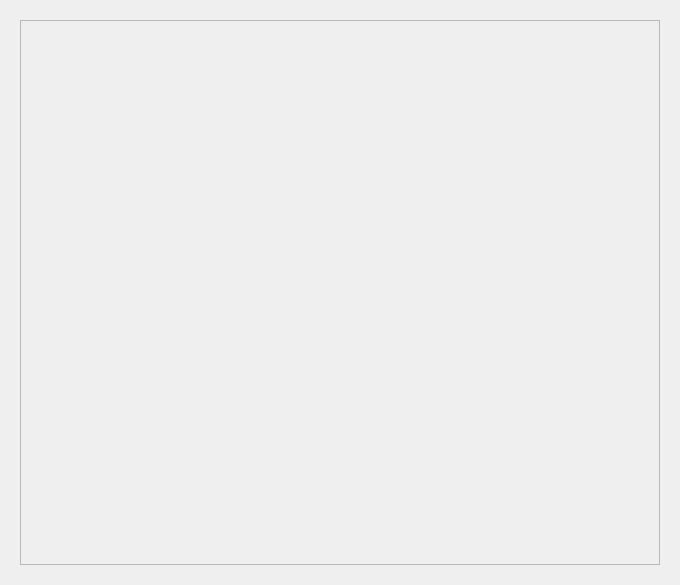
Before: the Qt Designer form ui/main_window.ui in waldobronchart/AmbientLightPyClient, drawn with Qt 5.
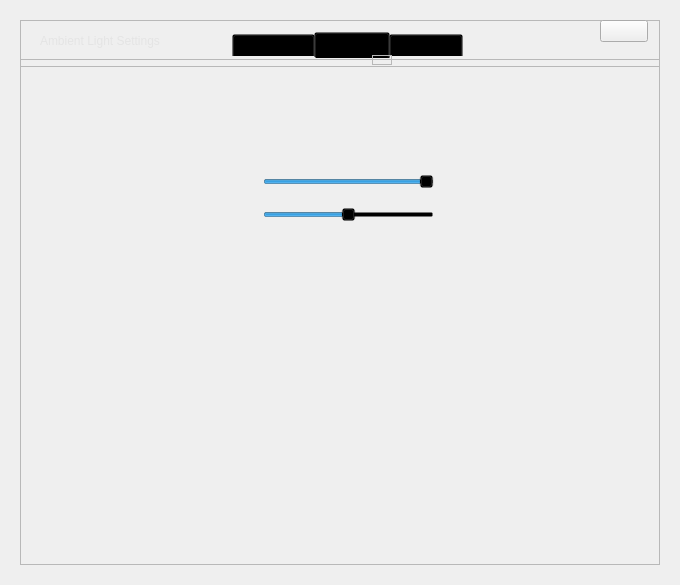
After: the same form once the commit is applied. The open tabs and pages were chosen to show the change. Icons and pictures are not drawn.

Patch:
```diff
--- a/ui/main_window.ui
+++ b/ui/main_window.ui
@@ -85,6 +85,287 @@
       <property name="lineWidth">
        <number>0</number>
       </property>
+      <widget class="QFrame" name="titleBar">
+       <property name="geometry">
+        <rect>
+         <x>0</x>
+         <y>0</y>
+         <width>640</width>
+         <height>40</height>
+        </rect>
+       </property>
+       <property name="styleSheet">
+        <string notr="true">#titleBar {
+	border-image: url(:ui/resources/titlebar_bg.png) 0 8 0 8;
+	border-left: 8px;
+	border-right: 8px;
+}
+
+#titleLabel {
+	font-family: Arial, sans-serif;
+	color: #e4e4e4;
+	font-size: 9pt;
+}
+
+#closeButton {
+	border-image: url(:ui/resources/titlebar_closebutton_bg.png) 0 6 0 6;
+	border-left: 6px;
+	border-right: 6px;
+	padding-bottom: 1px;
+}
+
+#closeButton:hover {
+	border-image: url(:ui/resources/titlebar_closebutton_bg_hover.png) 0 6 0 6;
+}
+
+#closeButton:pressed {
+	border-image: url(:ui/resources/titlebar_closebutton_bg_pressed.png) 0 6 0 6;
+}</string>
+       </property>
+       <property name="frameShape">
+        <enum>QFrame::StyledPanel</enum>
+       </property>
+       <property name="frameShadow">
+        <enum>QFrame::Raised</enum>
+       </property>
+       <widget class="QLabel" name="titleLabel">
+        <property name="geometry">
+         <rect>
+          <x>20</x>
+          <y>13</y>
+          <width>131</width>
+          <height>16</height>
+         </rect>
+        </property>
+        <property name="text">
+         <string>Ambient Light Settings</string>
+        </property>
+       </widget>
+       <widget class="QPushButton" name="closeButton">
+        <property name="geometry">
+         <rect>
+          <x>580</x>
+          <y>0</y>
+          <width>48</width>
+          <height>22</height>
+         </rect>
+        </property>
+        <property name="sizePolicy">
+         <sizepolicy hsizetype="Preferred" vsizetype="Fixed">
+          <horstretch>0</horstretch>
+          <verstretch>0</verstretch>
+         </sizepolicy>
+        </property>
+        <property name="minimumSize">
+         <size>
+          <width>48</width>
+          <height>22</height>
+         </size>
+        </property>
+        <property name="maximumSize">
+         <size>
+          <width>22</width>
+          <height>16777215</height>
+         </size>
+        </property>
+        <property name="text">
+         <string/>
+        </property>
+        <property name="icon">
+         <iconset resource="main_window.qrc">
+          <normaloff>:/ui/resources/icon_close.png</normaloff>:/ui/resources/icon_close.png</iconset>
+        </property>
+        <property name="iconSize">
+         <size>
+          <width>20</width>
+          <height>20</height>
+         </size>
+        </property>
+       </widget>
+      </widget>
+      <widget class="QTabWidget" name="tabWidget">
+       <property name="geometry">
+        <rect>
+         <x>0</x>
+         <y>12</y>
+         <width>640</width>
+         <height>508</height>
+        </rect>
+       </property>
+       <property name="styleSheet">
+        <string notr="true">QWidget {
+	background-color: transparent;
+}
+
+QTabWidget::pane {
+	background: rgba(0, 0, 0, 0);
+	border: 0px;
+}
+ 
+QTabWidget::tab-bar  {
+	left: 212px;
+}
+ 
+QTabBar::tab  {
+	font-size: 8pt;
+	color: #ffffff;
+	border-image: url(:ui/resources/titlebar_button_bg.png) 0 8 0 8;
+	border-left: 8px;
+	border-right: 8px;
+	margin-right: 10px;
+	padding: 1px 0 0 3px;
+	height: 27px;
+}
+ 
+QTabBar::tab:hover  {
+	border-image: url(:ui/resources/titlebar_button_bg_hover.png) 0 8 0 8;
+}
+ 
+QTabBar::tab:selected  {
+	border-image: url(:ui/resources/titlebar_button_bg_selected.png) 0 8 0 8;
+}</string>
+       </property>
+       <property name="tabShape">
+        <enum>QTabWidget::Rounded</enum>
+       </property>
+       <property name="currentIndex">
+        <number>0</number>
+       </property>
+       <property name="iconSize">
+        <size>
+         <width>16</width>
+         <height>18</height>
+        </size>
+       </property>
+       <property name="tabsClosable">
+        <bool>false</bool>
+       </property>
+       <widget class="QWidget" name="samplerTab">
+        <attribute name="icon">
+         <iconset>
+          <normalon>:/ui/resources/icon_sampler.png</normalon>
+         </iconset>
+        </attribute>
+        <attribute name="title">
+         <string>SAMPLER</string>
+        </attribute>
+       </widget>
+       <widget class="QWidget" name="colorsTab">
+        <attribute name="icon">
+         <iconset>
+          <normalon>:/ui/resources/icon_colors.png</normalon>
+         </iconset>
+        </attribute>
+        <attribute name="title">
+         <string>COLORS</string>
+        </attribute>
+        <widget class="QSlider" name="horizontalSlider">
+         <property name="geometry">
+          <rect>
+           <x>243</x>
+           <y>113</y>
+           <width>171</width>
+           <height>22</height>
+          </rect>
+         </property>
+         <property name="maximum">
+          <number>100</number>
+         </property>
+         <property name="pageStep">
+          <number>10</number>
+         </property>
+         <property name="value">
+          <number>100</number>
+         </property>
+         <property name="orientation">
+          <enum>Qt::Horizontal</enum>
+         </property>
+        </widget>
+        <widget class="QSlider" name="hueSlider">
+         <property name="geometry">
+          <rect>
+           <x>243</x>
+           <y>146</y>
+           <width>171</width>
+           <height>22</height>
+          </rect>
+         </property>
+         <property name="styleSheet">
+          <string notr="true"/>
+         </property>
+         <property name="maximum">
+          <number>100</number>
+         </property>
+         <property name="value">
+          <number>50</number>
+         </property>
+         <property name="orientation">
+          <enum>Qt::Horizontal</enum>
+         </property>
+        </widget>
+       </widget>
+       <widget class="QWidget" name="serverTab">
+        <attribute name="icon">
+         <iconset>
+          <normalon>:/ui/resources/icon_server.png</normalon>
+         </iconset>
+        </attribute>
+        <attribute name="title">
+         <string>SERVER</string>
+        </attribute>
+       </widget>
+      </widget>
+      <widget class="QFrame" name="titleBarShadow">
+       <property name="geometry">
+        <rect>
+         <x>0</x>
+         <y>39</y>
+         <width>640</width>
+         <height>8</height>
+        </rect>
+       </property>
+       <property name="styleSheet">
+        <string notr="true">#titleBarShadow {
+	background: url(:ui/resources/titlebar_shadow.png);
+	background-position: top;
+	padding: 0;
+	margin: 0;
+}</string>
+       </property>
+       <property name="frameShape">
+        <enum>QFrame::StyledPanel</enum>
+       </property>
+       <property name="frameShadow">
+        <enum>QFrame::Raised</enum>
+       </property>
+       <property name="lineWidth">
+        <number>0</number>
+       </property>
+      </widget>
+      <widget class="QFrame" name="tabSelectionArrow">
+       <property name="geometry">
+        <rect>
+         <x>352</x>
+         <y>35</y>
+         <width>20</width>
+         <height>10</height>
+        </rect>
+       </property>
+       <property name="styleSheet">
+        <string notr="true">#tabSelectionArrow {
+	width: 20px;
+	height: 10px;
+	background: url(:ui/resources/titlebar_button_arrow.png);
+	background-position: top left;
+}</string>
+       </property>
+       <property name="frameShape">
+        <enum>QFrame::StyledPanel</enum>
+       </property>
+       <property name="frameShadow">
+        <enum>QFrame::Raised</enum>
+       </property>
+      </widget>
      </widget>
     </item>
    </layout>
```
Left out of the diff: 66 changed lines with no effect on the pictures.
